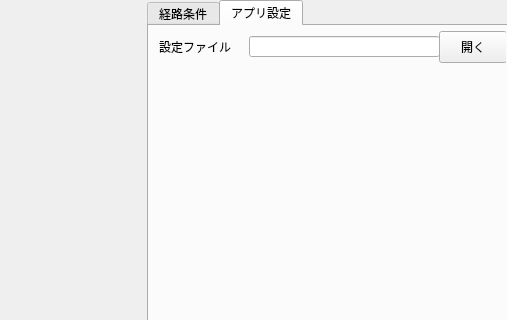
This is trajectory_generator.ui in surpace0924/trajectory_generator as Qt 5 draws it before an edit; both pictures show x 693 to 1200 and y 0 to 320 of the 1200 by 650 pixel window. The edited form follows.
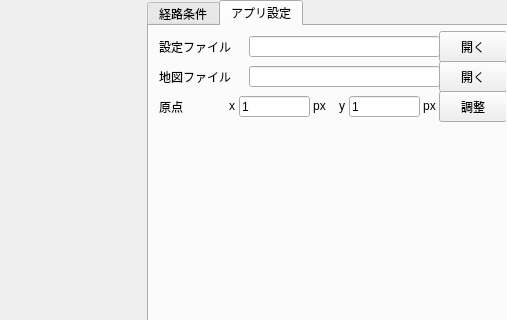
This is the edited form.

Commit message: update: 原点の調整機能

Patch:
```diff
--- a/trajectory_generator.ui
+++ b/trajectory_generator.ui
@@ -391,13 +391,168 @@
         <x>290</x>
         <y>5</y>
         <width>68</width>
-        <height>32</height>
+        <height>31</height>
        </rect>
       </property>
       <property name="text">
        <string>開く</string>
       </property>
      </widget>
+     <widget class="QLineEdit" name="lineEdit_5">
+      <property name="geometry">
+       <rect>
+        <x>100</x>
+        <y>40</y>
+        <width>191</width>
+        <height>21</height>
+       </rect>
+      </property>
+      <property name="text">
+       <string/>
+      </property>
+     </widget>
+     <widget class="QPushButton" name="pushButton_9">
+      <property name="geometry">
+       <rect>
+        <x>290</x>
+        <y>35</y>
+        <width>68</width>
+        <height>31</height>
+       </rect>
+      </property>
+      <property name="text">
+       <string>開く</string>
+      </property>
+     </widget>
+     <widget class="QLabel" name="label_8">
+      <property name="geometry">
+       <rect>
+        <x>10</x>
+        <y>40</y>
+        <width>91</width>
+        <height>21</height>
+       </rect>
+      </property>
+      <property name="text">
+       <string>地図ファイル</string>
+      </property>
+     </widget>
+     <widget class="QPushButton" name="pushButton_10">
+      <property name="geometry">
+       <rect>
+        <x>290</x>
+        <y>65</y>
+        <width>68</width>
+        <height>31</height>
+       </rect>
+      </property>
+      <property name="text">
+       <string>調整</string>
+      </property>
+     </widget>
+     <widget class="QLineEdit" name="lineEdit_6">
+      <property name="geometry">
+       <rect>
+        <x>90</x>
+        <y>70</y>
+        <width>71</width>
+        <height>21</height>
+       </rect>
+      </property>
+      <property name="text">
+       <string>1</string>
+      </property>
+     </widget>
+     <widget class="QLabel" name="label_13">
+      <property name="geometry">
+       <rect>
+        <x>180</x>
+        <y>70</y>
+        <width>16</width>
+        <height>20</height>
+       </rect>
+      </property>
+      <property name="text">
+       <string>y</string>
+      </property>
+      <property name="alignment">
+       <set>Qt::AlignRight|Qt::AlignTrailing|Qt::AlignVCenter</set>
+      </property>
+     </widget>
+     <widget class="QLabel" name="label_10">
+      <property name="geometry">
+       <rect>
+        <x>160</x>
+        <y>70</y>
+        <width>21</width>
+        <height>20</height>
+       </rect>
+      </property>
+      <property name="text">
+       <string>px</string>
+      </property>
+      <property name="alignment">
+       <set>Qt::AlignCenter</set>
+      </property>
+     </widget>
+     <widget class="QLabel" name="label_11">
+      <property name="geometry">
+       <rect>
+        <x>70</x>
+        <y>70</y>
+        <width>16</width>
+        <height>20</height>
+       </rect>
+      </property>
+      <property name="text">
+       <string>x</string>
+      </property>
+      <property name="alignment">
+       <set>Qt::AlignRight|Qt::AlignTrailing|Qt::AlignVCenter</set>
+      </property>
+     </widget>
+     <widget class="QLabel" name="label_12">
+      <property name="geometry">
+       <rect>
+        <x>270</x>
+        <y>70</y>
+        <width>21</width>
+        <height>20</height>
+       </rect>
+      </property>
+      <property name="text">
+       <string>px</string>
+      </property>
+      <property name="alignment">
+       <set>Qt::AlignCenter</set>
+      </property>
+     </widget>
+     <widget class="QLineEdit" name="lineEdit_7">
+      <property name="geometry">
+       <rect>
+        <x>200</x>
+        <y>70</y>
+        <width>71</width>
+        <height>21</height>
+       </rect>
+      </property>
+      <property name="text">
+       <string>1</string>
+      </property>
+     </widget>
+     <widget class="QLabel" name="label_9">
+      <property name="geometry">
+       <rect>
+        <x>10</x>
+        <y>70</y>
+        <width>51</width>
+        <height>21</height>
+       </rect>
+      </property>
+      <property name="text">
+       <string>原点</string>
+      </property>
+     </widget>
     </widget>
    </widget>
    <widget class="QPushButton" name="pushButton_8">
```
Left out of the diff: 34 changed lines with no effect on the pictures. The commit also changes 6 other files.
